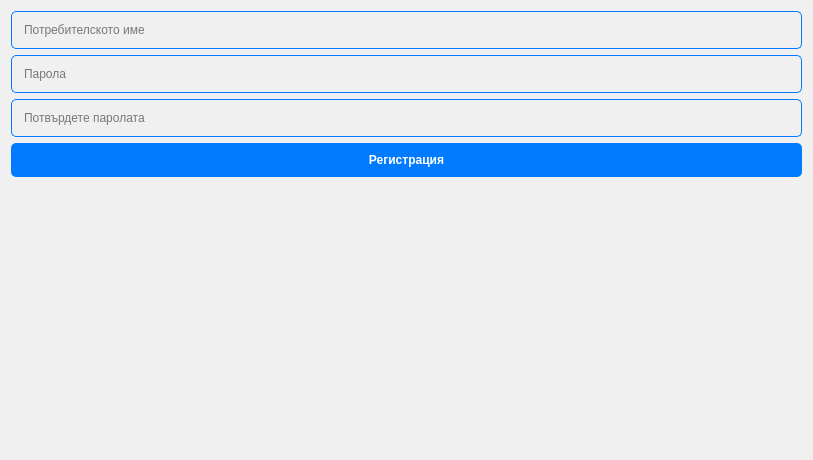
The window that src/register.ui (codingburgas/finance-challenge-vermogenskrieger) describes before a commit, drawn with Qt 5.
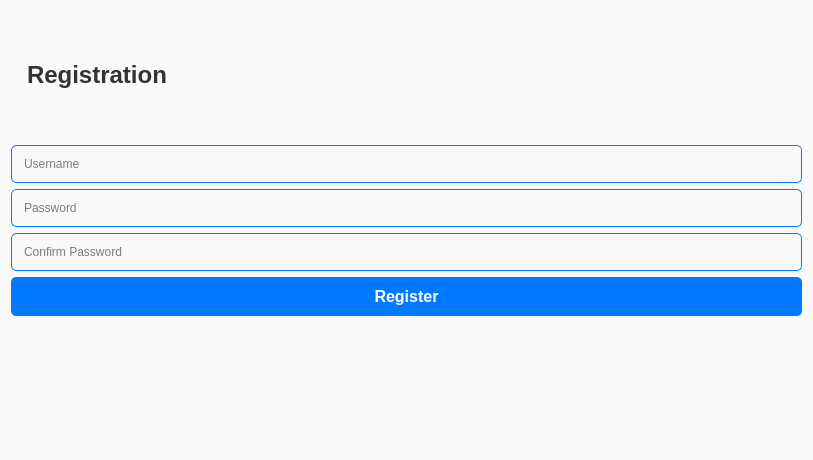
The same window after the commit.

Commit message: Fix register page

```diff
--- a/src/register.ui
+++ b/src/register.ui
@@ -12,11 +12,27 @@
   </property>
   <property name="styleSheet">
    <string>
-      background-color: #f0f0f0; /* Light background */
+      background-color: #f9f9f9; /* Soft background color */
       border-radius: 10px; /* Rounded corners for the form */
+      padding: 20px; /* Add padding to the entire form */
    </string>
   </property>
   <layout class="QVBoxLayout" name="verticalLayout">
+   <item>
+    <widget class="QLabel" name="titleLabel">
+     <property name="styleSheet">
+      <string>
+         font-size: 24px; /* Larger title font */
+         font-weight: bold; /* Bold font for title */
+         color: #333; /* Darker text for contrast */
+         padding: 10px; /* Padding around the title */
+      </string>
+     </property>
+     <property name="text">
+      <string>Registration</string>
+     </property>
+    </widget>
+   </item>
    <item>
     <widget class="QLineEdit" name="usernameLineEdit">
      <property name="styleSheet">
@@ -28,11 +44,8 @@
          }
       </string>
      </property>
-     <property name="text">
-      <string/>
-     </property>
      <property name="placeholderText">
-      <string>Потребителското име</string>
+      <string>Username</string>
      </property>
     </widget>
    </item>
@@ -51,7 +64,7 @@
       <enum>QLineEdit::EchoMode::Password</enum>
      </property>
      <property name="placeholderText">
-      <string>Парола</string>
+      <string>Password</string>
      </property>
     </widget>
    </item>
@@ -70,7 +83,7 @@
       <enum>QLineEdit::EchoMode::Password</enum>
      </property>
      <property name="placeholderText">
-      <string>Потвърдете паролата</string>
+      <string>Confirm Password</string>
      </property>
     </widget>
    </item>
@@ -84,6 +97,7 @@
             border-radius: 5px; /* Rounded corners */
             padding: 10px; /* Padding for button */
             font-weight: bold; /* Bold text */
+            font-size: 16px; /* Slightly larger font size */
          }
          QPushButton:hover {
             background-color: #0056b3; /* Darker blue on hover */
@@ -91,7 +105,7 @@
       </string>
      </property>
      <property name="text">
-      <string>Регистрация</string>
+      <string>Register</string>
      </property>
     </widget>
    </item>
@@ -102,6 +116,7 @@
          QLabel {
             font-size: 14px; /* Font size for label */
             padding: 10px; /* Padding for label */
+            color: #e74c3c; /* Error color */
          }
       </string>
      </property>
```
The commit also changes 13 other files.
